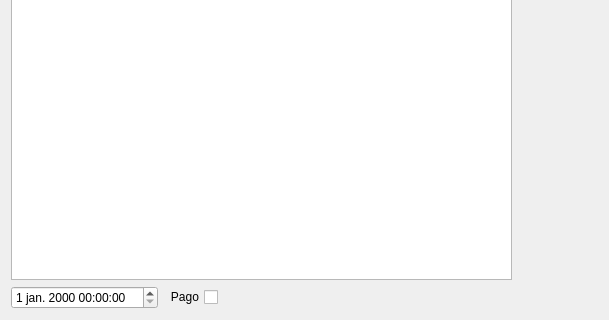
Qt form ui/contasareceber.ui (lellisls/ERP-STACCATO) before a commit; both pictures show x 0 to 609 and y 341 to 661 of the 609 by 661 pixel window.
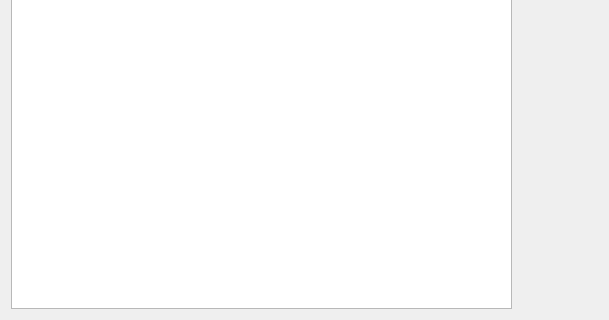
The same form after that commit.

```diff
--- a/ui/contasareceber.ui
+++ b/ui/contasareceber.ui
@@ -48,36 +48,6 @@
      </item>
     </layout>
    </item>
-   <item row="1" column="0">
-    <layout class="QGridLayout" name="gridLayout">
-     <item row="0" column="0">
-      <widget class="QDateTimeEdit" name="dateTimeEdit"/>
-     </item>
-     <item row="0" column="1">
-      <widget class="QCheckBox" name="checkBox">
-       <property name="layoutDirection">
-        <enum>Qt::RightToLeft</enum>
-       </property>
-       <property name="text">
-        <string>Pago</string>
-       </property>
-      </widget>
-     </item>
-     <item row="0" column="2">
-      <spacer name="horizontalSpacer">
-       <property name="orientation">
-        <enum>Qt::Horizontal</enum>
-       </property>
-       <property name="sizeHint" stdset="0">
-        <size>
-         <width>40</width>
-         <height>20</height>
-        </size>
-       </property>
-      </spacer>
-     </item>
-    </layout>
-   </item>
   </layout>
  </widget>
  <tabstops>
```
Left out of the diff: 2 changed lines with no effect on the pictures.
